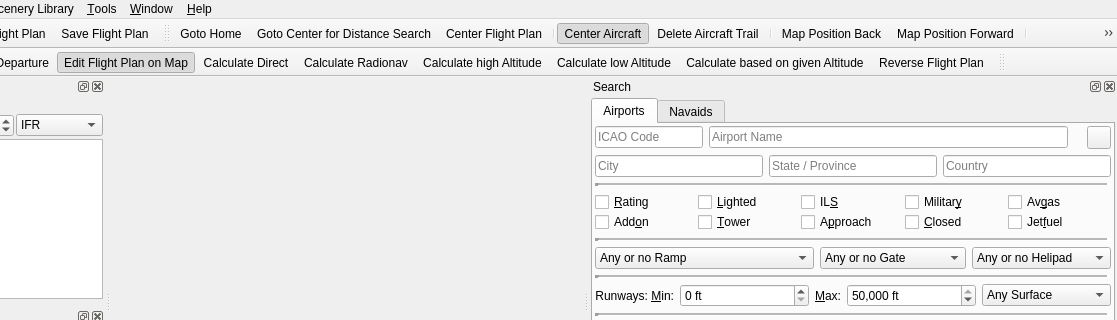
Old version of the form src/gui/mainwindow.ui in the repository albar965/littlenavmap; both pictures show x 163 to 1280 and y 0 to 320 of the 1280 by 768 pixel window.
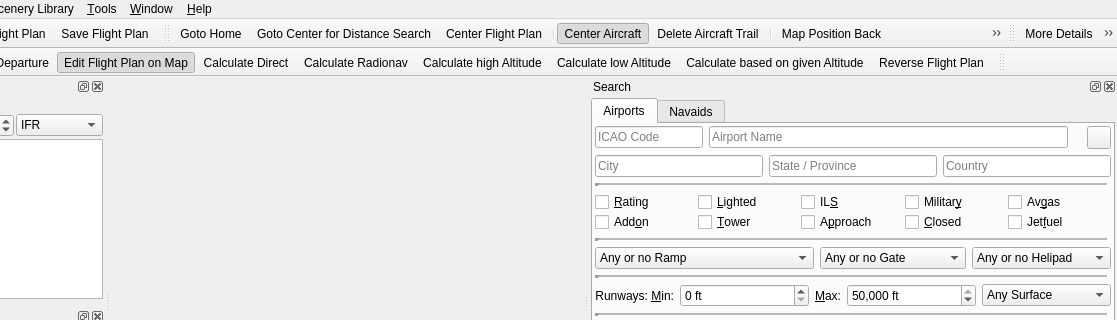
New version of the form. The open tabs and pages were chosen to show the change. Icons and pictures are not drawn.

Commit message: Split map toolbar and reduced icon size for mac.

Diff of the .ui file:
```diff
--- a/src/gui/mainwindow.ui
+++ b/src/gui/mainwindow.ui
@@ -2449,7 +2449,17 @@
    <addaction name="separator"/>
    <addaction name="actionMapBack"/>
    <addaction name="actionMapNext"/>
-   <addaction name="separator"/>
+  </widget>
+  <widget class="QToolBar" name="mapToolBarOptions">
+   <property name="windowTitle">
+    <string>Map Options Toolbar</string>
+   </property>
+   <attribute name="toolBarArea">
+    <enum>TopToolBarArea</enum>
+   </attribute>
+   <attribute name="toolBarBreak">
+    <bool>false</bool>
+   </attribute>
    <addaction name="actionMapMoreDetails"/>
    <addaction name="actionMapDefaultDetails"/>
    <addaction name="actionMapLessDetails"/>
```
Left out of the diff: 2 changed lines with no effect on the pictures. The commit also changes 2 other files.
